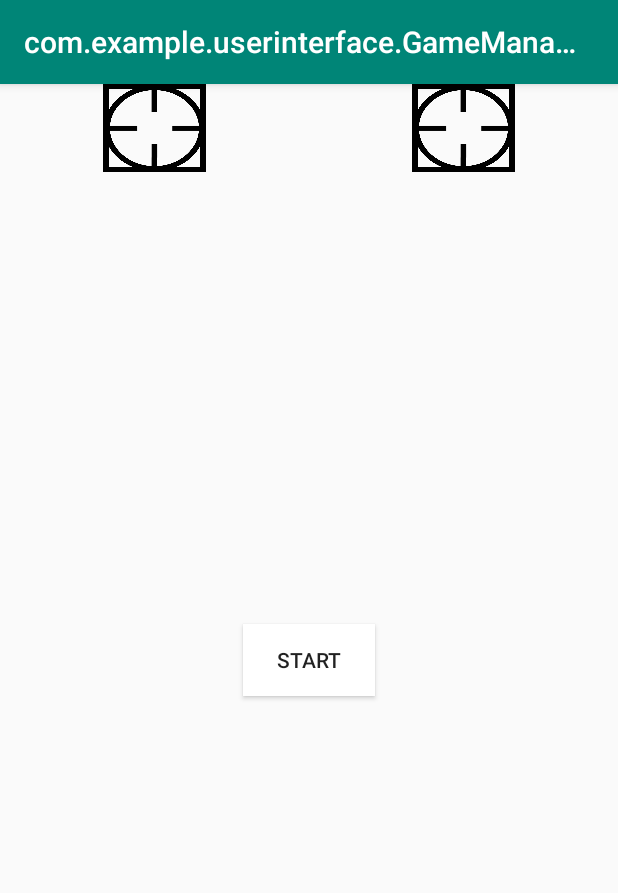
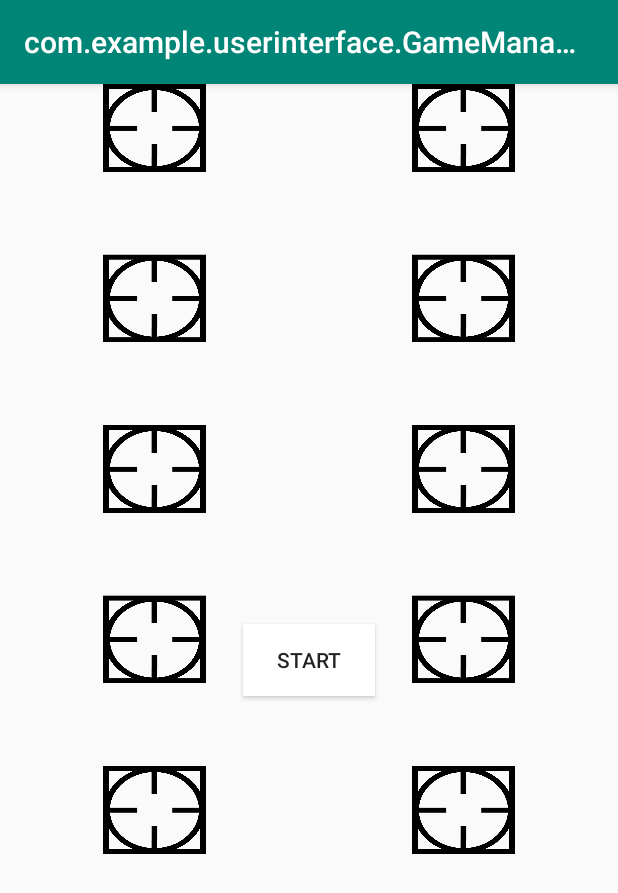
Before and after one commit to Marvel0usx/GameHub, an Android app: the TowerDefenseActivity screen opened directly, with no data from a screen before it, on a phone screen of 412 x 824 dp. Shown: the top 893 px of the screen. Run offline under Robolectric (Android 15) with nearby library versions, the phone set to English and light mode, and no system bars.

Commit message:
Added few positions where towers are able to put on.

```diff
--- a/phase2/app/src/main/java/com/example/userinterface/GameManager/GameActivity.java
+++ b/phase2/app/src/main/java/com/example/userinterface/GameManager/GameActivity.java
@@ -12,7 +12,7 @@ import com.example.userinterface.GameManager.TowerDefense.TowerDefenseActivity;
 
 public abstract class GameActivity extends AppCompatActivity{
     public Context context;
-    private static UserDAO user;
+    private static UserDAO user = null;
     private static boolean ifLost = false;
     private static final Class[] CLASSES =new Class[]{MenuActivity.class, HangManActivity.class, TowerDefenseActivity.class,
             SpaceActivity.class, EndGame.class};
@@ -57,8 +57,15 @@ public abstract class GameActivity extends AppCompatActivity{
         startActivity(intent);
     }
 
-    protected static void setUser(UserDAO user){
-        GameActivity.user = user;
+    public static void setUser(UserDAO user){
+        if (GameActivity.user == null){
+            GameActivity.user = user;
+        }
+
+    }
+
+    public void deleteUser(){
+        user.delete();
     }
 
     public void next(View view){
--- a/phase2/app/src/main/java/com/example/userinterface/GameManager/TowerDefense/TowerDefenseActivity.java
+++ b/phase2/app/src/main/java/com/example/userinterface/GameManager/TowerDefense/TowerDefenseActivity.java
@@ -1,6 +1,7 @@
 package com.example.userinterface.GameManager.TowerDefense;
 
 import android.graphics.Point;
+import android.graphics.drawable.Drawable;
 import android.os.Bundle;
 import android.util.DisplayMetrics;
 import android.view.Display;
@@ -21,6 +22,8 @@ public class TowerDefenseActivity extends GameActivity implements VariableChange
     int width;
     int height;
     GameView gameView;
+    TowerPositions towerPositions;
+    Button [] towers;
 
 
     @Override
@@ -40,19 +43,25 @@ public class TowerDefenseActivity extends GameActivity implements VariableChange
         gameView = findViewById(R.id.myView);
         width = size.x;
         height = size.y;
-        TowerPositions.height = height/14;
-        TowerPositions.width = width/6;
+        TowerPositions.height = height;
+        TowerPositions.width = width;
         towerDefense = new TowerDefense(width, height);
         towerDefense.setVariableChangeListener(this); //Activity listens to TowerDefense's variable change
+
         Button button = findViewById(R.id.button);
-        TowerPositions tower1Position = new TowerPositions(button);
-        tower1Position.setButtonX(width/6);
-
-        button.setLayoutParams(new ConstraintLayout.LayoutParams(width/6, height/14));
-        button.setX(width/6);
         Button button1 = findViewById(R.id.button2);
-        button1.setLayoutParams(new ConstraintLayout.LayoutParams(width/6, height/14));
-        button1.setX(2*width/3);
+        Button button2 = findViewById(R.id.button3);
+        Button button3 = findViewById(R.id.button4);
+        Button button4 = findViewById(R.id.button5);
+        Button button5 = findViewById(R.id.button6);
+        Button button6 = findViewById(R.id.button7);
+        Button button7 = findViewById(R.id.button8);
+        Button button8 = findViewById(R.id.button9);
+        Button button9 = findViewById(R.id.button10);
+        Button[] buttons = {button, button1,button2,button3,button4,button5,button6,button7,button8,button9};
+        towerPositions = new TowerPositions(buttons);
+        towerPositions.setXLocation();
+        towerPositions.setYLocation();
 
     }
 
@@ -60,6 +69,32 @@ public class TowerDefenseActivity extends GameActivity implements VariableChange
         gameView.setGameOver(true);
         gameView.getThread().setRunning(false);
         toMenu();
+    }
+
+    public void towerClick(View view){
+        for (Button button: towers){
+            if (button !=  view){
+                button.setEnabled(false);
+            }
+        }
+        towerPositions.showAvailable();
+    }
+
+    public void setTower(View view){
+        Button tower = null;
+        for (Button button: towers){
+            if (button.isEnabled()){
+                tower = button;
+            }
+        }
+        if (tower!=null){
+            view.setEnabled(false);
+            view.setBackgroundDrawable(tower.getBackground());
+        }
+        for (Button button: towers){
+            button.setEnabled(true);
+        }
+
     }
 
     @Override
@@ -70,6 +105,11 @@ public class TowerDefenseActivity extends GameActivity implements VariableChange
         btnTower1 = findViewById(R.id.tower1);
         btnTower2 = findViewById(R.id.tower2);
         btnTower3 = findViewById(R.id.tower3);
+        towers = new Button[]{btnTower1,btnTower2,btnTower3};
+        for (Button button: towers){
+            button.setWidth(70);
+            button.setHeight(70);
+        }
         if (gameView!=null){
             gameView.setTowerDefense(towerDefense);
         }
--- a/phase2/app/src/main/java/com/example/userinterface/GameManager/TowerDefense/TowerPositions.java
+++ b/phase2/app/src/main/java/com/example/userinterface/GameManager/TowerDefense/TowerPositions.java
@@ -5,21 +5,52 @@ import android.widget.Button;
 
 import androidx.constraintlayout.widget.ConstraintLayout;
 
+import com.example.userinterface.R;
+
 public class TowerPositions {
+    private Button [] spots;
     static int width = 0, height = 0;
-    Button button;
 
-    public TowerPositions(Button button){
-        this.button = button;
-        this.button.setLayoutParams(new ConstraintLayout.LayoutParams(width, height));
+    public TowerPositions(Button [] spots){
+        this.spots = spots;
+        for (Button button: this.spots){
+            button.setLayoutParams(new ConstraintLayout.LayoutParams(width/6, height/14));
+        }
     }
 
-    public void setButtonX(int x){
-        button.setX(x);
+    public void setXLocation(){
+        int i = 0;
+        for (Button button: spots){
+            if (i == 0){
+                button.setX(width/6);
+                i = 1;
+            }else{
+                button.setX(2*width/3);
+                i = 0;
+            }
+
+        }
     }
 
-    public void setButtonY(int y){
-        button.setY(y);
+    public void setYLocation(){
+        int i = -2;
+        int x = 0;
+        for (Button button: spots){
+            if (x%2==0){
+                i+=2;
+            }
+            button.setY((float)(i*height/14.5));
+            x++;
+        }
+
+    }
+
+    public void showAvailable(){
+        for (Button button: spots){
+            if (button.isEnabled()){
+                button.setBackgroundResource(R.drawable.spotselect);
+            }
+        }
     }
 
 }
--- a/phase2/app/src/main/res/layout/tower_defense.xml
+++ b/phase2/app/src/main/res/layout/tower_defense.xml
@@ -47,6 +47,7 @@
         android:layout_height="66dp"
         android:background="@drawable/tower3"
         android:visibility="invisible"
+        android:onClick="towerClick"
         app:layout_constraintBottom_toBottomOf="@+id/tower2"
         app:layout_constraintEnd_toEndOf="parent"
         app:layout_constraintHorizontal_bias="0.5"
@@ -60,6 +61,7 @@
         android:layout_height="65dp"
         android:background="@drawable/tower"
         android:visibility="invisible"
+        android:onClick="towerClick"
         app:layout_constraintBottom_toBottomOf="parent"
         app:layout_constraintEnd_toStartOf="@+id/tower2"
         app:layout_constraintHorizontal_bias="0.5"
@@ -71,6 +73,7 @@
         android:layout_height="66dp"
         android:background="@drawable/tower2"
         android:visibility="invisible"
+        android:onClick="towerClick"
         app:layout_constraintBottom_toBottomOf="@+id/tower1"
         app:layout_constraintEnd_toStartOf="@+id/tower3"
         app:layout_constraintHorizontal_bias="0.5"
@@ -80,6 +83,7 @@
 
     <Button
         android:id="@+id/button"
+        android:onClick="setTower"
         android:layout_width="90dp"
         android:layout_height="77dp"
         android:layout_marginTop="16dp"
@@ -91,9 +95,10 @@
 
     <Button
         android:id="@+id/button2"
-        android:layout_width="wrap_content"
-        android:layout_height="wrap_content"
-        android:layout_marginTop="116dp"
+        android:onClick="setTower"
+        android:layout_width="68dp"
+        android:layout_height="58dp"
+        android:layout_marginTop="52dp"
         android:layout_marginEnd="84dp"
         android:layout_marginRight="84dp"
         android:background="@drawable/spot"
@@ -102,5 +107,77 @@
         app:layout_constraintStart_toStartOf="parent"
         app:layout_constraintTop_toTopOf="parent" />
 
+    <Button
+        android:id="@+id/button3"
+        android:layout_width="107dp"
+        android:layout_height="85dp"
+        android:layout_marginTop="152dp"
+        android:background="@drawable/spot"
+        app:layout_constraintStart_toStartOf="parent"
+        app:layout_constraintTop_toTopOf="parent" />
+
+    <Button
+        android:id="@+id/button4"
+        android:layout_width="107dp"
+        android:layout_height="85dp"
+        android:layout_marginTop="152dp"
+        android:background="@drawable/spot"
+        app:layout_constraintStart_toStartOf="parent"
+        app:layout_constraintTop_toTopOf="parent" />
+    <Button
+        android:id="@+id/button5"
+        android:layout_width="107dp"
+        android:layout_height="85dp"
+        android:layout_marginTop="152dp"
+        android:background="@drawable/spot"
+        app:layout_constraintStart_toStartOf="parent"
+        app:layout_constraintTop_toTopOf="parent" />
+    <Button
+        android:id="@+id/button6"
+        android:layout_width="107dp"
+        android:layout_height="85dp"
+        android:layout_marginTop="152dp"
+        android:background="@drawable/spot"
+        app:layout_constraintStart_toStartOf="parent"
+        app:layout_constraintTop_toTopOf="parent" />
+
+    <Button
+        android:id="@+id/button7"
+        android:layout_width="107dp"
+        android:layout_height="85dp"
+        android:layout_marginTop="152dp"
+        android:background="@drawable/spot"
+        app:layout_constraintStart_toStartOf="parent"
+        app:layout_constraintTop_toTopOf="parent" />
+
+    <Button
+        android:id="@+id/button8"
+        android:layout_width="107dp"
+        android:layout_height="85dp"
+        android:layout_marginTop="152dp"
+        android:background="@drawable/spot"
+        app:layout_constraintStart_toStartOf="parent"
+        app:layout_constraintTop_toTopOf="parent" />
+
+    <Button
+        android:id="@+id/button9"
+        android:layout_width="107dp"
+        android:layout_height="85dp"
+        android:layout_marginTop="152dp"
+        android:background="@drawable/spot"
+        app:layout_constraintStart_toStartOf="parent"
+        app:layout_constraintTop_toTopOf="parent" />
+
+    <Button
+        android:id="@+id/button10"
+        android:layout_width="107dp"
+        android:layout_height="85dp"
+        android:layout_marginTop="152dp"
+        android:background="@drawable/spot"
+        app:layout_constraintStart_toStartOf="parent"
+        app:layout_constraintTop_toTopOf="parent" />
+
+
+
 
 </androidx.constraintlayout.widget.ConstraintLayout>
```
Also changed, not shown: phase2/app/src/main/res/drawable/spotselect.png (added).
